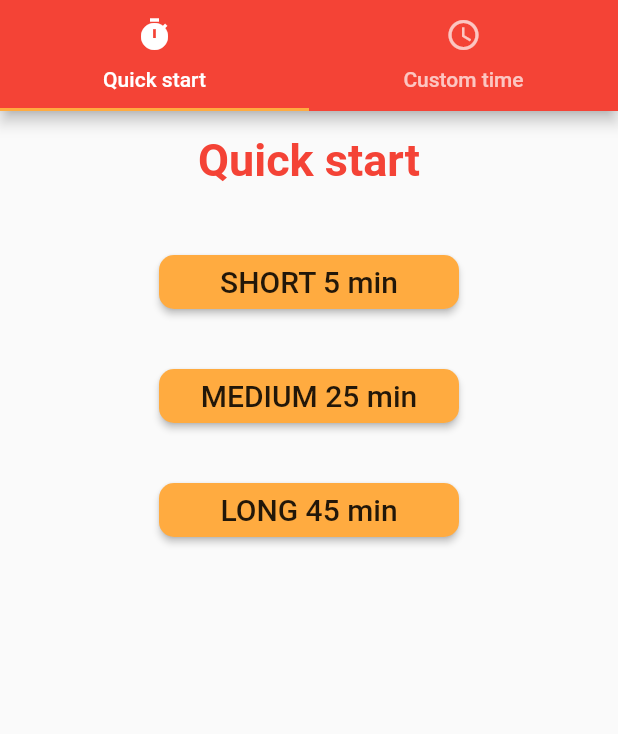
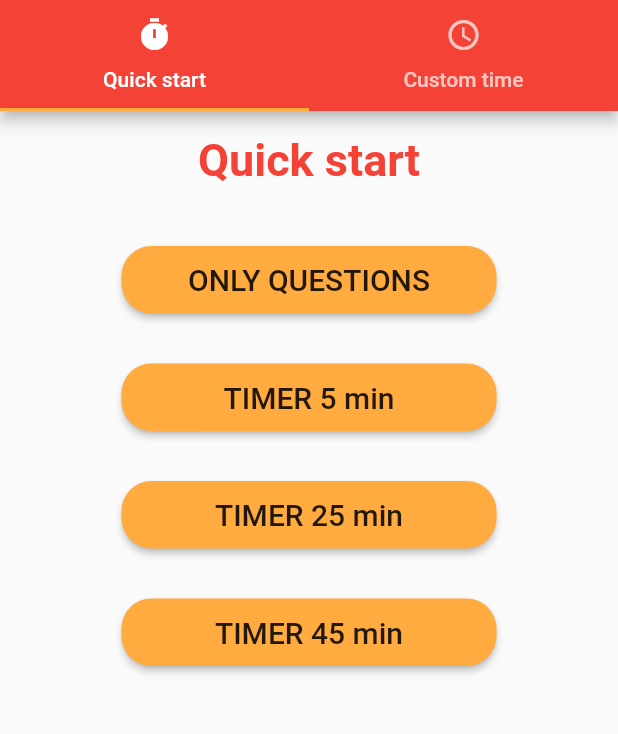
Before and after one commit to lukaszrola/smart-tomato, a Flutter app: the screen it shows after launch, on a phone screen of 412 x 824 dp, the part 84-818 px from its top. Run offline on Flutter 3.47's test engine with Material 2 defaults, Android fonts, the phone set to English and light mode, and no system bars; our stand-ins replace audioplayers, percent_indicator, timer_count_down; missing offline and left inert: flutter_duration_picker, flutter_ringtone_player.

Commit message:
Layout improvements

```diff
--- a/lib/main.dart
+++ b/lib/main.dart
@@ -1,5 +1,6 @@
 import 'package:flutter/cupertino.dart';
 import 'package:flutter/material.dart';
+import 'package:flutter/services.dart';
 import 'package:smarttomato/screens/time_picker_screen.dart';
 
 void main() => runApp(MyApp());
@@ -8,6 +9,8 @@ class MyApp extends StatelessWidget {
   // This widget is the root of your application.
   @override
   Widget build(BuildContext context) {
+    WidgetsFlutterBinding.ensureInitialized();
+    SystemChrome.setPreferredOrientations([DeviceOrientation.portraitUp]);
     return MaterialApp(
       title: 'Smart tomato',
       theme: ThemeData(
--- a/lib/widgets/timer/picker/fixed_time_picker.dart
+++ b/lib/widgets/timer/picker/fixed_time_picker.dart
@@ -1,11 +1,12 @@
 import 'package:flutter/cupertino.dart';
 import 'package:flutter/material.dart';
+import 'package:smarttomato/screens/question_screen.dart';
 import 'package:smarttomato/screens/timer_screen.dart';
 
 class FixedTimePicker extends StatelessWidget {
   final buttonShape = RoundedRectangleBorder(
     borderRadius: BorderRadius.all(
-      Radius.circular(10),
+      Radius.circular(20),
     ),
   );
 
@@ -32,15 +33,20 @@ class FixedTimePicker extends StatelessWidget {
             height: 40,
           ),
           Container(
-            width: 200,
-            height: 200,
+            width: 250,
+            height: 280,
             child: Column(
               mainAxisAlignment: MainAxisAlignment.spaceBetween,
               crossAxisAlignment: CrossAxisAlignment.stretch,
               children: <Widget>[
-                buildButton(context, "SHORT 5 min", () => startTimer(context, 5)),
-                buildButton(context, "MEDIUM 25 min", () => startTimer(context, 25)),
-                buildButton(context, "LONG 45 min", () => startTimer(context, 45)),
+                buildButton(
+                    context, "ONLY QUESTIONS", () => goToQuestions(context)),
+                buildButton(
+                    context, "TIMER 5 min", () => startTimer(context, 5)),
+                buildButton(
+                    context, "TIMER 25 min", () => startTimer(context, 25)),
+                buildButton(
+                    context, "TIMER 45 min", () => startTimer(context, 45)),
               ],
             ),
           ),
@@ -49,8 +55,16 @@ class FixedTimePicker extends StatelessWidget {
     );
   }
 
-  RaisedButton buildButton(BuildContext context, String text, Function onPressed) {
-    return RaisedButton(
+  Future goToQuestions(BuildContext context) {
+    return Navigator.of(context).push(MaterialPageRoute(
+        builder: (ctx) => QuestionScreen(), fullscreenDialog: true));
+  }
+
+  Widget buildButton(
+      BuildContext context, String text, Function onPressed) {
+    return Container(
+      height: 45,
+      child: RaisedButton(
         child: Text(
           text,
           style: buttonTextStyle,
@@ -60,6 +74,7 @@ class FixedTimePicker extends StatelessWidget {
         onPressed: () {
           onPressed();
         },
+      ),
     );
   }
 
```
Also changed, not shown: lib/screens/question_screen.dart (+7 -2 lines), lib/widgets/timer/timer_buttons.dart (+7 -4 lines). Lines whose indentation alone changed are shown as unchanged.
